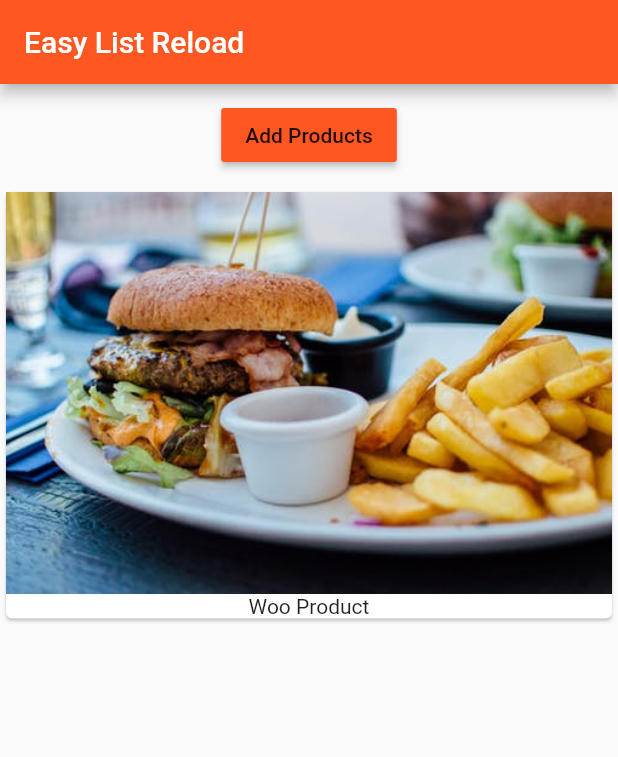
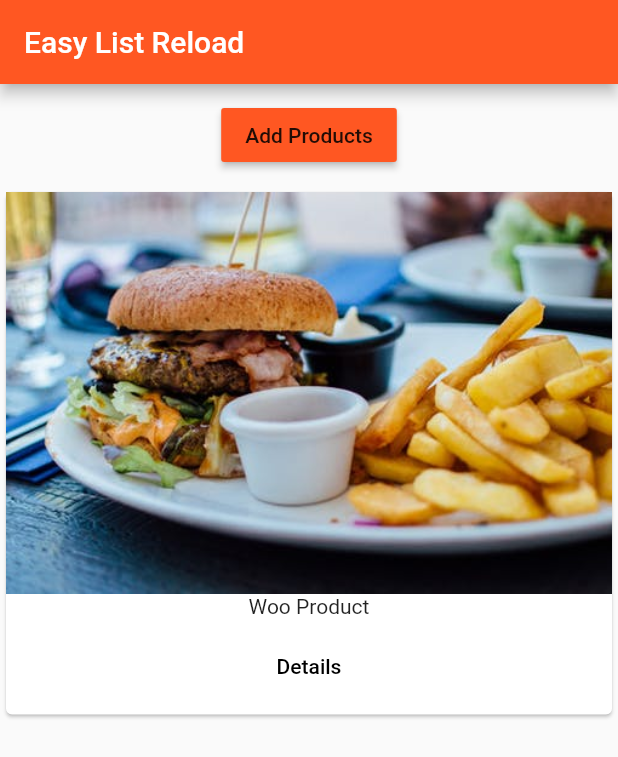
Before and after one commit to iamsss/Learning-Flutter-2, a Flutter app: the screen it shows after launch, after a tap on "Add Products", on a phone screen of 412 x 824 dp. Shown: the top 757 px of the screen. Run offline on Flutter 3.47's test engine with Material 2 defaults, Android fonts, the phone set to English and light mode, and no system bars.

Commit message:
Navigation from 1 page to another

```diff
--- a/lib/products.dart
+++ b/lib/products.dart
@@ -1,3 +1,4 @@
+import 'package:first_app/pages/product.dart';
 import 'package:flutter/material.dart';
 
 class Products extends StatelessWidget {
@@ -5,30 +6,41 @@ class Products extends StatelessWidget {
 
   Products([this.products = const []]);
 
-    Widget _buildProductItem(BuildContext context,int index) { // Build product as required
+  Widget _buildProductItem(BuildContext context, int index) {
+    // Build product as required
     return Card(
       child: Column(
         children: <Widget>[
           Image.asset('assets/food.jpeg'),
-                              Text(products[index])
+          Text(products[index]),
+          ButtonBar(
+            alignment: MainAxisAlignment.center,
+            children: <Widget>[
+              FlatButton(
+                child: Text('Details'),
+                onPressed: () => Navigator.push(
+                    context,
+                    MaterialPageRoute(
+                        builder: (BuildContext context) => ProductPage())),
+              )
+            ],
+          )
         ],
       ),
-
     );
   }
 
-    Widget _buildProductLists(){
+  Widget _buildProductLists() {
     Widget productCard;
-        if(products.length > 0){
-          productCard = ListView.builder (
+    if (products.length > 0) {
+      productCard = ListView.builder(
         itemBuilder: _buildProductItem,
         itemCount: products.length,
       );
     } else {
-          productCard =  Container(); // Empty Container Widget like null
+      productCard = Container(); // Empty Container Widget like null
     }
     return productCard;
-
   }
 
   @override
```
Also changed, not shown: lib/pages/product.dart (added, +16 -0 lines). Lines whose indentation alone changed are shown as unchanged.
